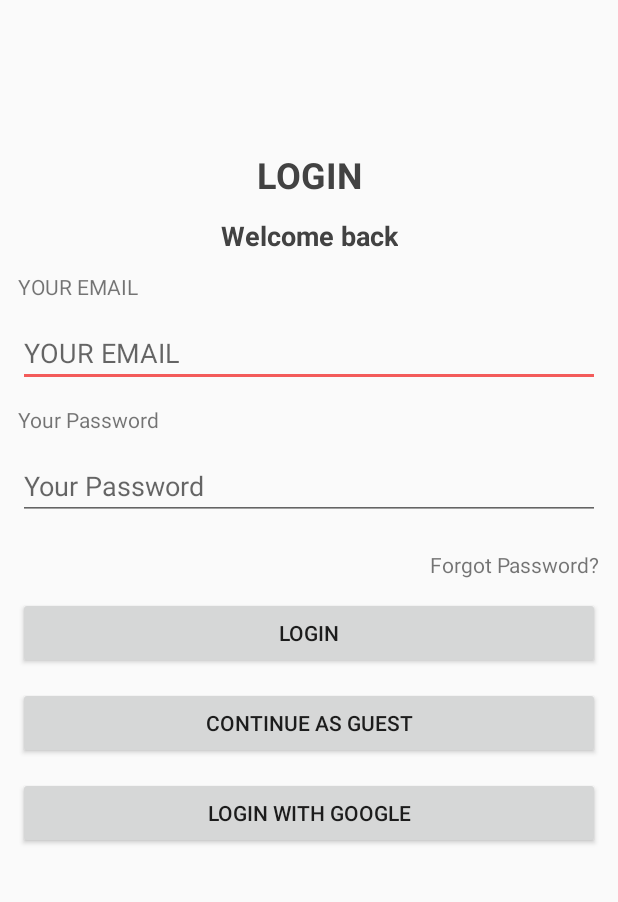
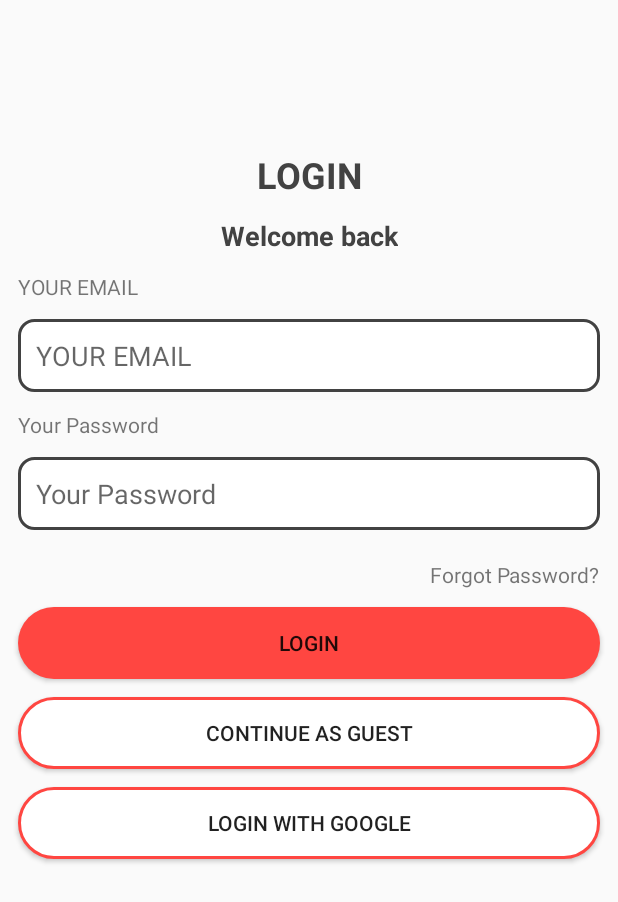
Before and after one commit to AnasLakhani/apexBlogger, an Android app: the LoginActivity screen opened directly, with no data from a screen before it, on a phone screen of 412 x 824 dp. Shown: the top 902 px of the screen. Run offline under Robolectric (Android 15) with nearby library versions, the phone set to English and light mode, and no system bars.

Commit message:
Profile & Login UI - Complete Version 1

```diff
--- /dev/null
+++ b/app/src/main/res/drawable-v24/shapes_button.xml
@@ -0,0 +1,11 @@
+<?xml version="1.0" encoding="utf-8"?>
+<selector xmlns:android="http://schemas.android.com/apk/res/android">
+
+    <item>
+        <shape android:shape="rectangle">
+            <solid android:color="#FF4641"/>
+
+            <corners android:radius="30dp" />
+        </shape>
+    </item>
+</selector>
--- /dev/null
+++ b/app/src/main/res/drawable-v24/shapes_button_outline.xml
@@ -0,0 +1,15 @@
+<?xml version="1.0" encoding="utf-8"?>
+<selector xmlns:android="http://schemas.android.com/apk/res/android">
+
+    <item>
+        <shape android:shape="rectangle">
+            <solid android:color="#ffffff"/>
+
+            <corners android:radius="30dp" />
+            <stroke
+                android:width="2dp"
+                android:color="#FF4641"
+                />
+        </shape>
+    </item>
+</selector>
--- /dev/null
+++ b/app/src/main/res/drawable/shapes_edittext.xml
@@ -0,0 +1,15 @@
+<?xml version="1.0" encoding="utf-8"?>
+<selector xmlns:android="http://schemas.android.com/apk/res/android">
+
+    <item>
+        <shape android:shape="rectangle">
+            <solid android:color="#ffffff"/>
+
+            <corners android:radius="10dp" />
+            <stroke
+                android:width="2dp"
+                android:color="@color/cardview_dark_background"
+                />
+        </shape>
+    </item>
+</selector>
--- a/app/src/main/res/layout/activity_login.xml
+++ b/app/src/main/res/layout/activity_login.xml
@@ -40,10 +40,10 @@ tools:context=".ui.activities.SignupActivity">
 
 <EditText
     android:id="@+id/email_field"
+    android:background="@drawable/shapes_edittext"
+    android:padding="12dp"
     android:layout_width="0dp"
     android:layout_height="wrap_content"
-
-
     android:layout_marginTop="12dp"
     android:layout_marginEnd="12dp"
     android:hint="@string/your_email"
@@ -68,6 +68,8 @@ tools:context=".ui.activities.SignupActivity">
         android:id="@+id/pass_field"
         android:layout_width="0dp"
         android:layout_height="wrap_content"
+        android:background="@drawable/shapes_edittext"
+        android:padding="12dp"
         android:layout_marginTop="12dp"
         android:autofillHints=""
         android:hint="@string/your_password"
@@ -87,9 +89,9 @@ tools:context=".ui.activities.SignupActivity">
 
 <Button
     android:id="@+id/login_btn"
+    android:background="@drawable/shapes_button"
     android:layout_width="0dp"
     android:layout_height="wrap_content"
-
     android:layout_marginStart="12dp"
     android:layout_marginTop="12dp"
     android:layout_marginEnd="12dp"
@@ -101,6 +103,7 @@ tools:context=".ui.activities.SignupActivity">
 
 <Button
     android:id="@+id/guest_btn"
+    android:background="@drawable/shapes_button_outline"
     android:layout_width="0dp"
     android:layout_height="wrap_content"
     android:layout_marginTop="12dp"
@@ -111,6 +114,7 @@ tools:context=".ui.activities.SignupActivity">
 
 <Button
     android:id="@+id/google_btn"
+    android:background="@drawable/shapes_button_outline"
     android:layout_width="0dp"
     android:layout_height="wrap_content"
     android:layout_marginTop="12dp"
```
Also changed, not shown: app/src/main/res/layout/fragments_profile.xml (+12 -6 lines), app/src/main/res/drawable/edit icon.png (deleted), app/src/main/res/drawable/hamburger icon 3.png (deleted), app/src/main/res/drawable/hamburger icon.png (deleted).
